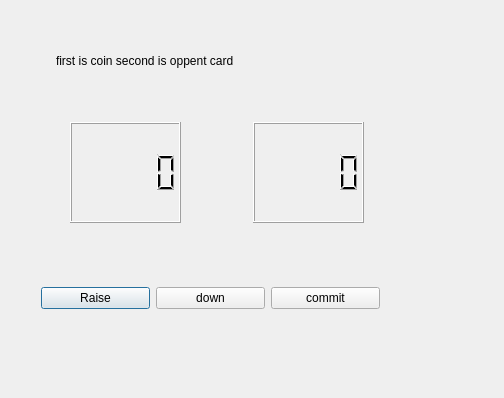
Before: the Qt Designer form Desktop/qt_pratice/qt_Designer/qt_pratice_2/qt_pratice/dialog.ui in Leejeunghun/sw_project, drawn with Qt 5.
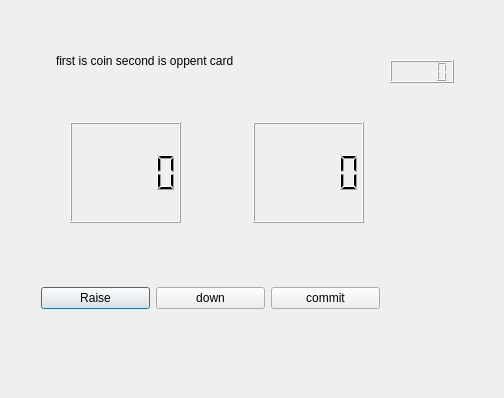
After: the same form once the commit is applied.

Diff of the .ui file:
```diff
--- a/Desktop/qt_pratice/qt_Designer/qt_pratice_2/qt_pratice/dialog.ui
+++ b/Desktop/qt_pratice/qt_Designer/qt_pratice_2/qt_pratice/dialog.ui
@@ -79,6 +79,16 @@
     <string>first is coin second is oppent card</string>
    </property>
   </widget>
+  <widget class="QLCDNumber" name="lcdNumber_3">
+   <property name="geometry">
+    <rect>
+     <x>390</x>
+     <y>60</y>
+     <width>64</width>
+     <height>23</height>
+    </rect>
+   </property>
+  </widget>
  </widget>
  <layoutdefault spacing="6" margin="11"/>
  <resources/>
```
